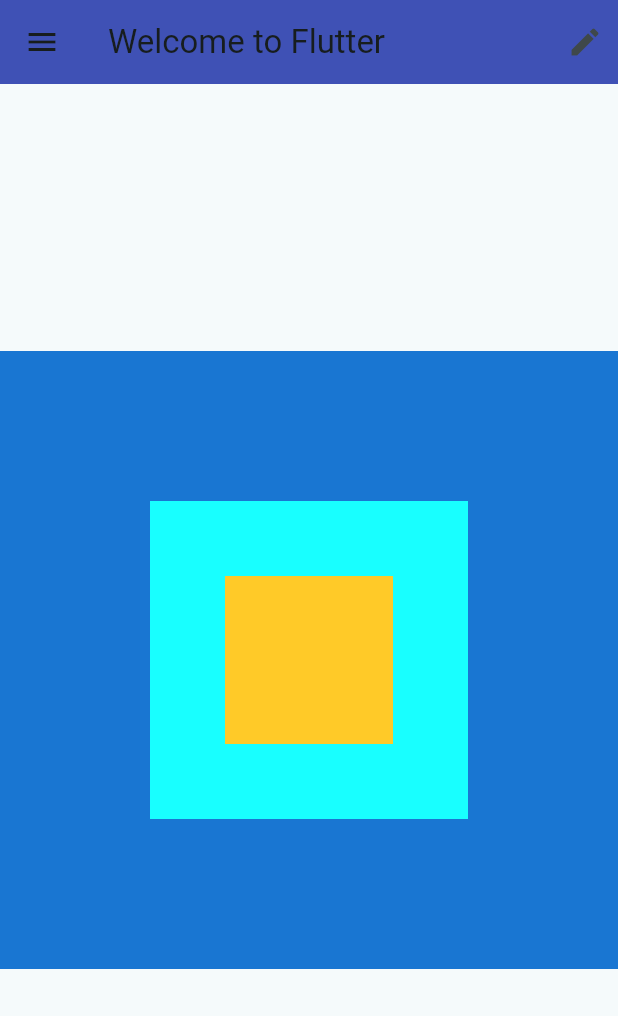
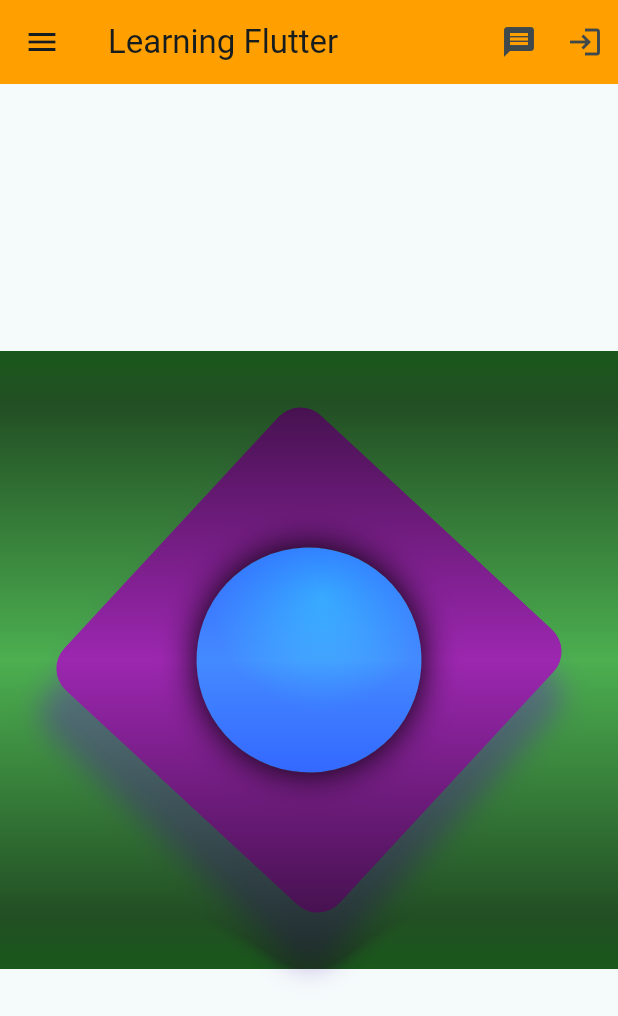
Before and after one commit to heldersantiago/Learning_Flutter, a Flutter app: the screen it shows after launch, on a phone screen of 412 x 824 dp. Shown: the top 1016 px of the screen. Run offline on Flutter 3.47's test engine with Material 3 defaults, Android fonts, the phone set to English and light mode, and no system bars.

```diff
--- a/lib/widgets/basic_screen.dart
+++ b/lib/widgets/basic_screen.dart
@@ -8,13 +8,17 @@ class BasicScreen extends StatelessWidget {
   Widget build(BuildContext context) {
     return Scaffold(
       appBar: AppBar(
-        backgroundColor: Colors.indigo,
-        title: const Text('Welcome to Flutter'),
+        backgroundColor: Colors.amber[700],
+        title: const Text('Learning Flutter'),
         actions: const <Widget>[
           Padding(
             padding: EdgeInsets.all(10.0),
-            child: Icon(Icons.edit),
-          )
+            child: Icon(Icons.message),
+          ),
+          Padding(
+            padding: EdgeInsets.all(10.0),
+            child: Icon(Icons.login),
+          ),
         ],
       ),
       body: const Center(
@@ -25,7 +29,7 @@ class BasicScreen extends StatelessWidget {
       ),
       drawer: Drawer(
         child: Container(
-            color: Colors.lightBlue,
+            color: Colors.amber[600],
             child: const Center(
               child: Text('AQUI'),
             )),
--- a/lib/widgets/immutable_widget.dart
+++ b/lib/widgets/immutable_widget.dart
@@ -1,21 +1,67 @@
 import 'package:flutter/material.dart';
+import 'dart:math' as math;
 
 class ImmutableWidget extends StatelessWidget {
   const ImmutableWidget({super.key});
   @override
   Widget build(BuildContext context) {
     return Container(
-      color: Colors.blue[700],
-      child: Padding(
-        padding: const EdgeInsets.all(100),
-        child: Container(
-          color: Colors.cyanAccent,
-          child: Padding(
-            padding: const EdgeInsets.all(50.0),
-            child: Container(color: Colors.amber[400]),
+      decoration: const BoxDecoration(color: Colors.green),
+      foregroundDecoration: const BoxDecoration(
+        backgroundBlendMode: BlendMode.colorBurn,
+        gradient: LinearGradient(
+          begin: Alignment.topCenter,
+          end: Alignment.bottomCenter,
+          colors: [
+            Color(0xAA0d6123),
+            Color(0x00000000),
+            Color(0xAA0d6123),
+          ],
+        ),
+      ),
+      child: Center(
+        child: Transform.rotate(
+          angle: 180 / math.pi,
+          child: Container(
+            width: 250,
+            height: 250,
+            decoration: BoxDecoration(
+              color: Colors.purple,
+              boxShadow: [
+                BoxShadow(
+                  color: Colors.deepPurple.withAlpha(120),
+                  spreadRadius: 4,
+                  blurRadius: 15,
+                  offset: Offset.fromDirection(1.0, 30),
+                ),
+              ],
+              borderRadius: const BorderRadius.all(Radius.circular(20)),
+            ),
+            child: Padding(
+              padding: const EdgeInsets.all(50),
+              child: _buildShinyCircle(),
+            ),
           ),
         ),
       ),
     );
   }
+
+  Widget _buildShinyCircle() {
+    return Container(
+      decoration: const BoxDecoration(
+        shape: BoxShape.circle,
+        gradient: RadialGradient(
+          colors: [
+            Colors.lightBlueAccent,
+            Colors.blueAccent,
+          ],
+          center: Alignment(-0.3, -0.5),
+        ),
+        boxShadow: [
+          BoxShadow(blurRadius: 20),
+        ],
+      ),
+    );
+  }
 }
```
